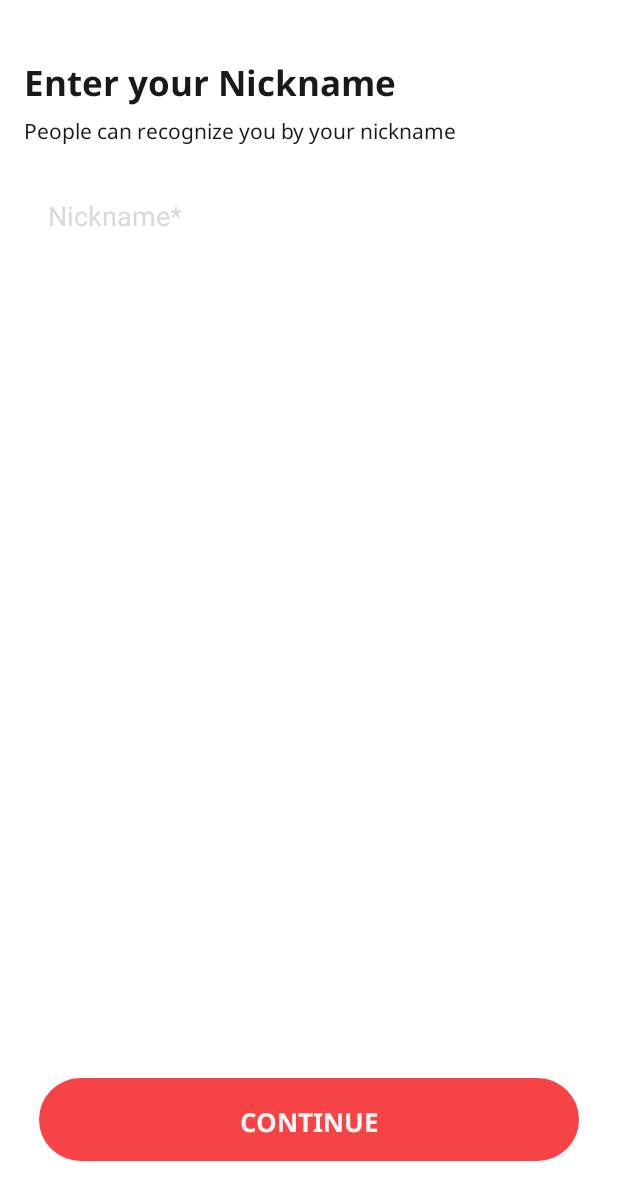
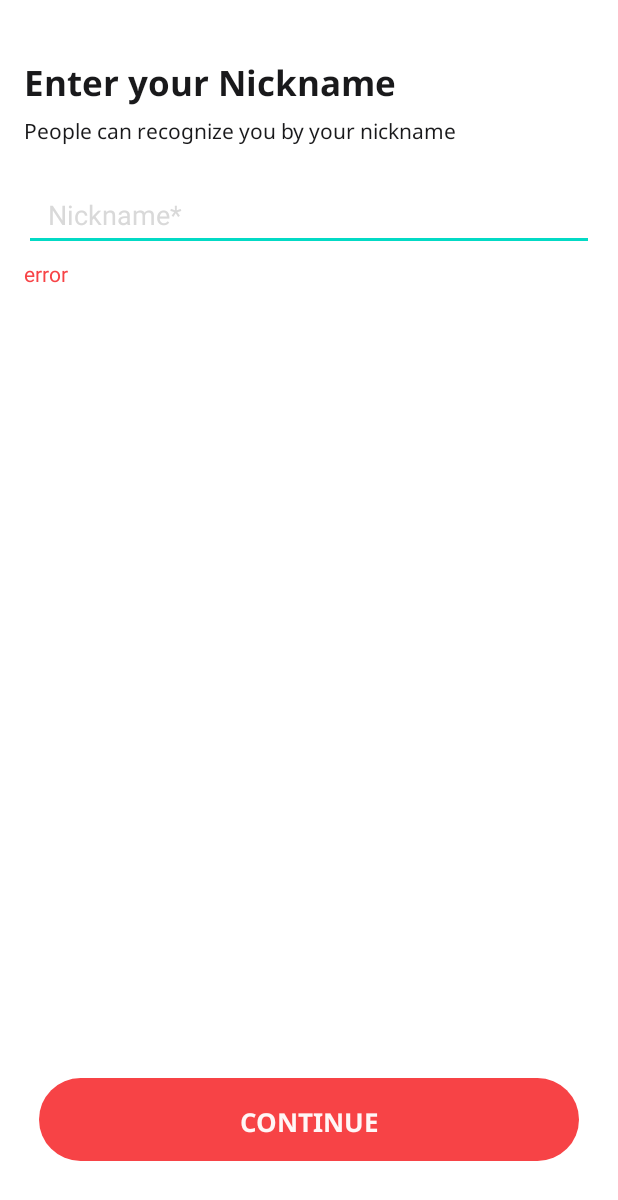
Before and after one commit to CPR2U/CPR2U-Android, an Android app: the layout activity_sign_up.xml on its own in the app's theme, with its tools: preview values and no code run, on a phone screen of 412 x 824 dp. Shown: the top 1200 px of the screen. Run offline under Robolectric (Android 15) with nearby library versions, the light colour scheme and no system bars.

Commit message:
[UI] #3 - 닉네임 경고 뷰 추가

```diff
--- a/app/src/main/res/layout/activity_sign_up.xml
+++ b/app/src/main/res/layout/activity_sign_up.xml
@@ -5,6 +5,11 @@
 
     <data>
 
+        <import type="android.view.View" />
+
+        <variable
+            name="isError"
+            type="Boolean" />
     </data>
 
     <androidx.constraintlayout.widget.ConstraintLayout
@@ -37,16 +42,29 @@
             app:layout_constraintTop_toBottomOf="@id/tv_login_check_title" />
 
         <EditText
+            android:id="@+id/et_nickname"
             android:layout_width="match_parent"
             android:layout_height="47dp"
             android:layout_marginHorizontal="16dp"
             android:layout_marginTop="21dp"
-            android:background="@null"
+            android:background="@{isError? @drawable/rectangle_border_main_red_radius_6dp : @drawable/rectangle_border_gray_radius_6dp}"
             android:hint="@string/signup_hint"
             android:inputType="textNoSuggestions"
             android:paddingHorizontal="16dp"
             android:textColorHint="@color/light_gray"
             app:layout_constraintTop_toBottomOf="@id/tv_login_check_subtitle" />
+
+        <TextView
+            android:id="@+id/tv_error_message"
+            android:layout_width="wrap_content"
+            android:layout_height="wrap_content"
+            android:layout_marginTop="5dp"
+            android:textColor="@color/main_red"
+            android:textSize="14sp"
+            android:visibility="@{isError? View.VISIBLE : View.INVISIBLE}"
+            app:layout_constraintStart_toStartOf="@id/et_nickname"
+            app:layout_constraintTop_toBottomOf="@id/et_nickname"
+            tools:text="error" />
 
         <TextView
             android:id="@+id/tv_confirm"
```
